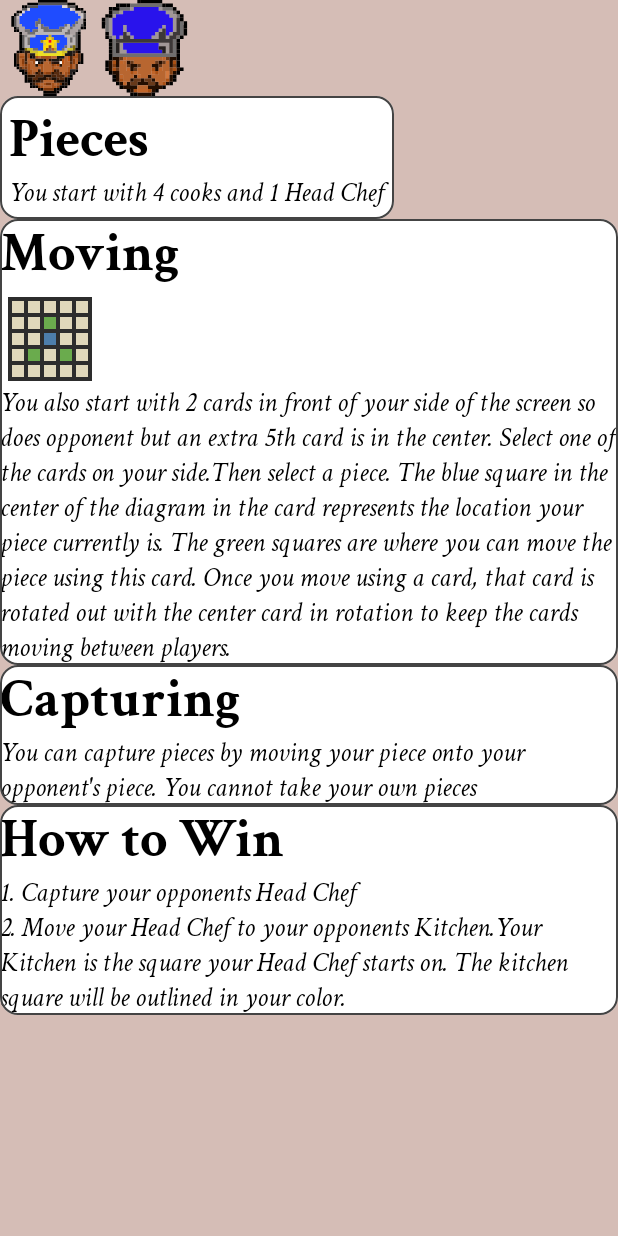
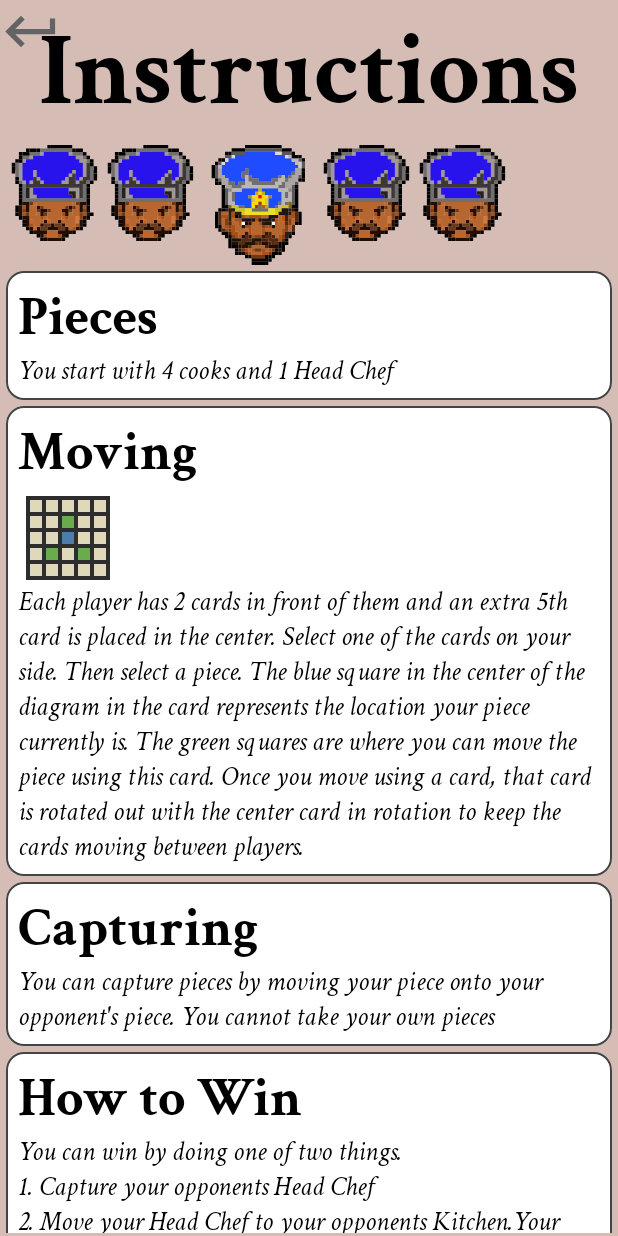
Before and after one commit to NiharSrikakolapu3/Chef_Mania, an Android app built with Jetpack Compose: the HowtoPlay screen opened through its navigation route, on a phone screen of 412 x 824 dp. Run offline under Robolectric (Android 15) with nearby library versions, the phone set to English and light mode, and no system bars; libraries missing offline, so code that uses them is left out: com.example.compose.

Commit message:
Added Instruction Screen. Also typo on message of previous commit, it doesn't save games after you've played them; it saved them if you exit while you're playing them

```diff
--- a/Android App/app/src/main/java/com/example/chefmania/ChefMania.kt
+++ b/Android App/app/src/main/java/com/example/chefmania/ChefMania.kt
@@ -55,7 +55,9 @@ fun chefmania(
         }
 
         composable(route = ChefMania.HowtoPlay.name) {
-            InstruScreen().instructions()
+            InstruScreen().instructions(
+                {navController.navigate(ChefMania.Home.name)}
+            )
         }
     }
 }
--- a/Android App/app/src/main/java/com/example/chefmania/data/aiAlgo.kt
+++ b/Android App/app/src/main/java/com/example/chefmania/data/aiAlgo.kt
@@ -38,10 +38,14 @@ open class AIAlgo(
                             temp.turn = temp.players[0]
                         }
 
+
                         temp.players[0].opp = temp.players[1]
                         temp.players[1].opp = temp.players[0]
 
                         val plyr = temp.turn.opp!!
+                        temp.currentSelectedPiece = plyr.pieces[j]
+                        temp.highlights = listOf(plyr.pieces[j].pos)
+                        temp.newMovesetIndex = i
                         var mainFound = false
                         val oldMain = plyr.main
                         plyr.pieces = currentPlayer.pieces.map {
--- a/Android App/app/src/main/java/com/example/chefmania/ui/GameUiState.kt
+++ b/Android App/app/src/main/java/com/example/chefmania/ui/GameUiState.kt
@@ -12,9 +12,11 @@ data class GameUiState(
     var highlights: List<Coordinate>? = null,
     var turn: Player = Player(name = "", pieces = emptyList(), homeBase =  Coordinate(0,0)),
     val movesets: List<MoveSet> = emptyList(),
+    var newMovesetIndex: Int = 4,
     val players: List<Player> = emptyList(),
     var winner: Player? = null,
     var standby: MoveSet? = null,
+    var moves: List<Move> = emptyList(),
     val squares: List<List<Coordinate>> = listOf(
         listOf(Coordinate(0,0),
             Coordinate(0,1),
--- a/Android App/app/src/main/java/com/example/chefmania/ui/InstruScreen.kt
+++ b/Android App/app/src/main/java/com/example/chefmania/ui/InstruScreen.kt
@@ -3,6 +3,8 @@ package com.example.chefmania.ui
 import androidx.compose.foundation.BorderStroke
 import androidx.compose.foundation.Image
 import androidx.compose.foundation.background
+import androidx.compose.foundation.clickable
+import androidx.compose.foundation.gestures.scrollable
 import androidx.compose.foundation.layout.Box
 import androidx.compose.foundation.layout.Column
 import androidx.compose.foundation.layout.Row
@@ -10,11 +12,13 @@ import androidx.compose.foundation.layout.fillMaxSize
 import androidx.compose.foundation.layout.fillMaxWidth
 import androidx.compose.foundation.layout.padding
 import androidx.compose.foundation.layout.size
+import androidx.compose.foundation.lazy.LazyColumn
 import androidx.compose.material3.Card
 import androidx.compose.material3.CardDefaults
 import androidx.compose.material3.MaterialTheme
 import androidx.compose.material3.Text
 import androidx.compose.runtime.Composable
+import androidx.compose.ui.Alignment
 import androidx.compose.ui.Modifier
 import androidx.compose.ui.graphics.Color
 import androidx.compose.ui.graphics.painter.Painter
@@ -25,16 +29,39 @@ import com.example.chefmania.R
 
 class InstruScreen {
     @Composable
-    fun instructions(){
+    fun instructions(back: ()-> Unit){
         Box(
             modifier = Modifier.fillMaxSize().background(Color(0xFFD5BDB6))
         ) {
-            Column {
-                Row(Modifier.fillMaxWidth()){
+            LazyColumn(modifier = Modifier.padding(2.dp).fillMaxWidth()) {
+                item {
+                    Row(modifier = Modifier.fillMaxWidth().padding(2.dp)) {
+                        Column(horizontalAlignment = Alignment.CenterHorizontally, modifier = Modifier.fillMaxWidth()) {
+                            Text(
+                                "Instructions",
+                                color = Color.Black,
+                                style = MaterialTheme.typography.headlineMedium.copy(fontSize = 68.sp)
+                            )
+                        }
+                    }
+
+
+                    Row(Modifier.fillMaxWidth().padding(2.dp)) {
+                        Image(
+                            painter = painterResource(R.drawable.studentblue_cropped),
+                            contentDescription = "Cook",
+                            modifier = Modifier.size(64.dp)
+                        )
+                        Image(
+                            painter = painterResource(R.drawable.studentblue_cropped),
+                            contentDescription = "Cook",
+                            modifier = Modifier.size(64.dp)
+                        )
+
                         Image(
                             painter = painterResource(R.drawable.bluemasterchef_cropped),
                             contentDescription = "Head Chef",
-                        modifier = Modifier.size(64.dp)
+                            modifier = Modifier.size(80.dp)
                         )
 
                         Image(
@@ -42,17 +69,25 @@ class InstruScreen {
                             contentDescription = "Cook",
                             modifier = Modifier.size(64.dp)
                         )
+                        Image(
+                            painter = painterResource(R.drawable.studentblue_cropped),
+                            contentDescription = "Cook",
+                            modifier = Modifier.size(64.dp)
+                        )
                     }
 
-                Card(colors = CardDefaults.cardColors().copy(containerColor = Color.White),
-                    border = BorderStroke(1.dp, Color.DarkGray)) {
-                    Column(modifier = Modifier.padding(6.dp)) {
+                    Card(
+                        colors = CardDefaults.cardColors().copy(containerColor = Color.White),
+                        border = BorderStroke(1.dp, Color.DarkGray),
+                        modifier = Modifier.padding(2.dp).fillMaxWidth()
+                    ) {
+                        Column(modifier = Modifier.padding(8.dp)) {
                             Text(
                                 "Pieces",
                                 color = Color.Black,
                                 style = MaterialTheme.typography.headlineMedium
                             )
-                        Row{
+                            Row {
                                 Text(
                                     "You start with 4 cooks and 1 Head Chef",
                                     color = Color.Black,
@@ -62,9 +97,12 @@ class InstruScreen {
                         }
                     }
 
-                Card(colors = CardDefaults.cardColors().copy(containerColor = Color.White),
-                    border = BorderStroke(1.dp, Color.DarkGray)) {
-                    Column {
+                    Card(
+                        colors = CardDefaults.cardColors().copy(containerColor = Color.White),
+                        border = BorderStroke(1.dp, Color.DarkGray),
+                        modifier = Modifier.padding(2.dp)
+                    ) {
+                        Column(modifier = Modifier.padding(8.dp)) {
                             Text(
                                 "Moving",
                                 color = Color.Black,
@@ -75,43 +113,58 @@ class InstruScreen {
                                 contentDescription = "Example movement diagram in a card",
                                 modifier = Modifier.size(64.dp)
                             )
-                        Row{
-                            Text("You also start with 2 cards in front of your side of the screen so does opponent" +
-                                    " but an extra 5th card is in the center. Select one of the cards on your side." +
+                            Row {
+                                Text(
+                                    "Each player has 2 cards in front of them and" +
+                                            " an extra 5th card is placed in the center. Select one of the cards on your side. " +
                                             "Then select a piece. The blue square in the center of the diagram in the card represents the " +
                                             "location your piece currently is. The green squares are where you can move the piece using this card. " +
                                             "Once you move using a card, that card is rotated out with the center card in rotation to keep the cards" +
                                             " moving between players.",
                                     color = Color.Black,
-                                style = MaterialTheme.typography.labelMedium)
+                                    style = MaterialTheme.typography.labelMedium
+                                )
                             }
                         }
                     }
 
-                Card(colors = CardDefaults.cardColors().copy(containerColor = Color.White),
-                    border = BorderStroke(1.dp, Color.DarkGray)) {
-                    Column {
+                    Card(
+                        colors = CardDefaults.cardColors().copy(containerColor = Color.White),
+                        border = BorderStroke(1.dp, Color.DarkGray),
+                        modifier = Modifier.padding(2.dp)
+                    ) {
+                        Column(modifier = Modifier.padding(8.dp)) {
                             Text(
                                 "Capturing",
                                 color = Color.Black,
                                 style = MaterialTheme.typography.headlineMedium
                             )
-                        Row{
-                            Text("You can capture pieces by moving your piece onto your opponent's piece." +
+                            Row {
+                                Text(
+                                    "You can capture pieces by moving your piece onto your opponent's piece." +
                                             " You cannot take your own pieces",
                                     color = Color.Black,
-                                style = MaterialTheme.typography.labelMedium)
+                                    style = MaterialTheme.typography.labelMedium
+                                )
                             }
                         }
                     }
 
-                Card (colors = CardDefaults.cardColors().copy(containerColor = Color.White),
-                    border = BorderStroke(1.dp, Color.DarkGray)){
-                    Column {
+                    Card(
+                        colors = CardDefaults.cardColors().copy(containerColor = Color.White),
+                        border = BorderStroke(1.dp, Color.DarkGray),
+                        modifier = Modifier.padding(2.dp)
+                    ) {
+                        Column(modifier = Modifier.padding(8.dp)) {
                             Text(
                                 "How to Win",
                                 color = Color.Black,
                                 style = MaterialTheme.typography.headlineMedium
+                            )
+                            Text(
+                                "You can win by doing one of two things.",
+                                color = Color.Black,
+                                style = MaterialTheme.typography.labelMedium
                             )
                             Text(
                                 "1. Capture your opponents Head Chef",
@@ -128,5 +181,14 @@ class InstruScreen {
                     }
                 }
             }
+
+            Image(
+                painter = painterResource(R.drawable.baseline_keyboard_return_24),
+                contentDescription = "return",
+                modifier = Modifier.size(42.dp).clickable(
+                    onClick = back
+                )
+            )
         }
     }
+}
--- /dev/null
+++ b/Android App/app/src/main/res/drawable/baseline_keyboard_return_24.xml
@@ -0,0 +1,5 @@
+<vector xmlns:android="http://schemas.android.com/apk/res/android" android:autoMirrored="true" android:height="24dp" android:tint="#636363" android:viewportHeight="24" android:viewportWidth="24" android:width="24dp">
+
+    <path android:fillColor="@android:color/white" android:pathData="M19,7v4H5.83l3.58,-3.59L8,6l-6,6 6,6 1.41,-1.41L5.83,13H21V7z"/>
+
+</vector>
```
Also changed, not shown: Android App/app/src/main/java/com/example/chefmania/data/Move.kt (added, +8 -0 lines), Android App/app/src/main/java/com/example/chefmania/data/SavedGameDao.kt (added, +22 -0 lines), Android App/app/src/main/java/com/example/chefmania/data/savedGame.kt (added, +11 -0 lines), Android App/app/src/main/java/com/example/chefmania/ui/GameViewModel.kt (+15 -0 lines). Lines whose indentation alone changed are shown as unchanged.
